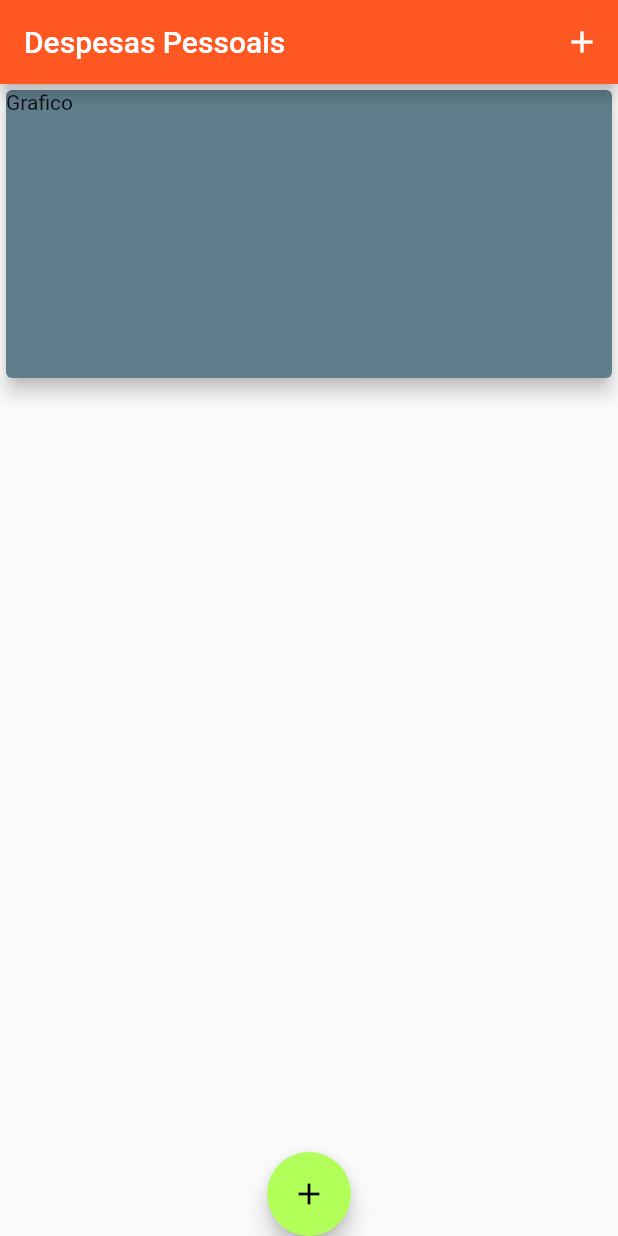
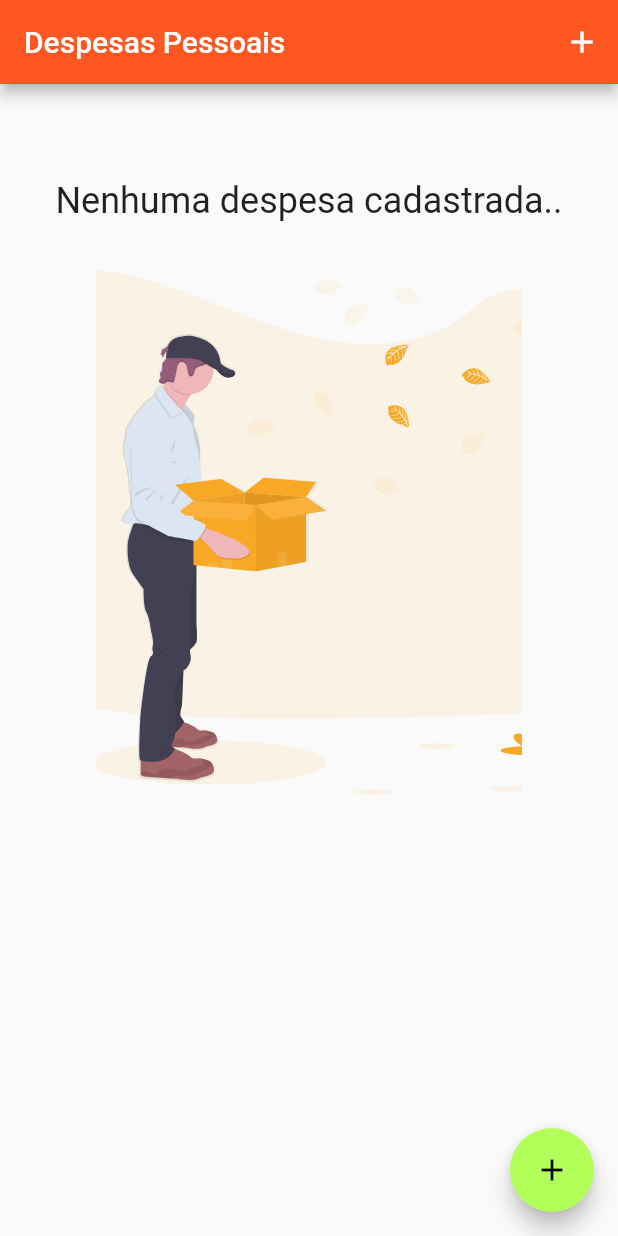
Before and after one commit to DionesioJr/AppFinanceiro, a Flutter app: the screen it shows after launch, on a phone screen of 412 x 824 dp. Run offline on Flutter 3.47's test engine with Material 2 defaults, Android fonts, the light colour scheme and no system bars; our stand-ins replace flutter_svg.

Commit message:
Implementando msg inicial, implementando SVG

```diff
--- a/lib/screens/home.dart
+++ b/lib/screens/home.dart
@@ -4,6 +4,7 @@
 import 'package:app_financeiro/components/transation_form.dart';
 import 'package:app_financeiro/components/transation_list.dart';
 import 'package:app_financeiro/models/transation.dart';
+import 'package:flutter_svg/svg.dart';
 
 class Home extends StatefulWidget {
   @override
@@ -60,7 +61,36 @@
         ],
       ),
       body: SingleChildScrollView(
-        child: Column(
+        child: _transation.isEmpty
+            ? Column(
+                children: [
+                  SizedBox(
+                    height: 32,
+                  ),
+                  Padding(
+                    padding: const EdgeInsets.symmetric(
+                      vertical: 32,
+                    ),
+                    child: Text(
+                      "Nenhuma despesa cadastrada..",
+                      style: TextStyle(
+                        fontSize: 24,
+                      ),
+                    ),
+                  ),
+                  Container(
+                    height: 350,
+                    child: Padding(
+                      padding: const EdgeInsets.symmetric(horizontal: 64),
+                      child: SvgPicture.asset(
+                        'assets/images/undraw_empty_xct9.svg',
+                        fit: BoxFit.cover,
+                      ),
+                    ),
+                  ),
+                ],
+              )
+            : Column(
                 // mainAxisAlignment: MainAxisAlignment.spaceAround,
                 crossAxisAlignment: CrossAxisAlignment.start,
                 children: [
@@ -86,7 +116,7 @@
           return _addModalForm(context);
         },
       ),
-      floatingActionButtonLocation: FloatingActionButtonLocation.centerDocked,
+      floatingActionButtonLocation: FloatingActionButtonLocation.endFloat,
     );
   }
 }
```
Also changed, not shown: pubspec.yaml (+5 -2 lines), assets/images/undraw_empty_cart_co35.png (added), assets/images/undraw_empty_xct9.svg (added), assets/images/waiting.png (renamed from assets/img/waiting.png), pubspec.lock. Lines whose indentation alone changed are shown as unchanged.
